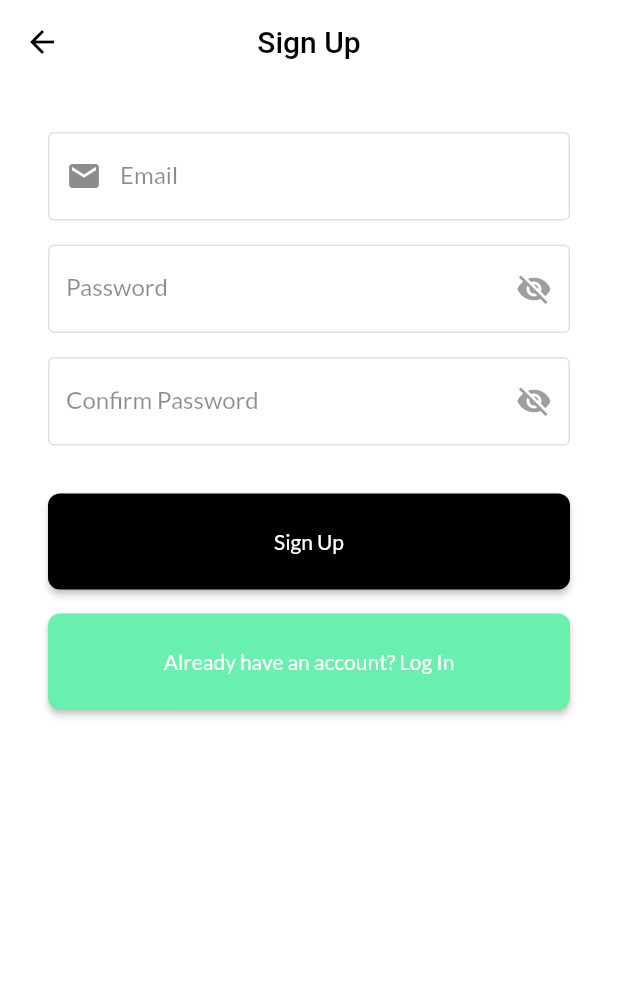
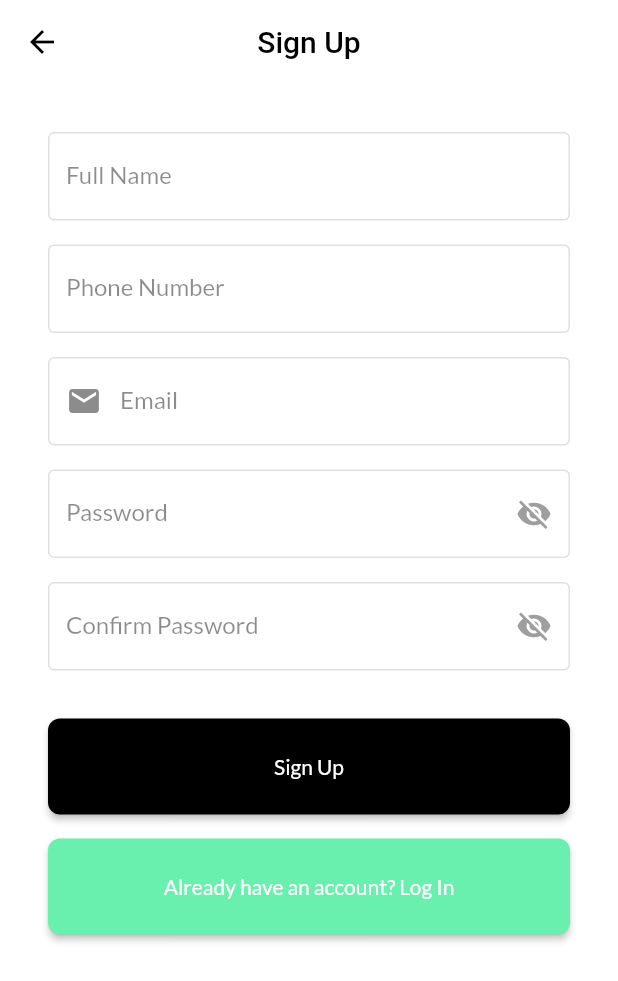
Before and after one commit to kayzkenny/cabify, a Flutter app: the screen it shows after launch, after a tap on an icon or button, on a phone screen of 412 x 824 dp. Shown: the top 981 px of the screen. Run offline on Flutter 3.47's test engine with Material 2 defaults, Android fonts, the phone set to English and light mode, and no system bars; our stand-ins replace cloud_firestore, connectivity, firebase_auth, firebase_core, flutter_riverpod, geolocator and 2 more; missing offline and left inert: flutter_polyline_points, geoflutterfire; accounts and stored records are empty.

Commit message:
refactor login flow
use auth check instead of authwrapper

```diff
--- a/lib/main.dart
+++ b/lib/main.dart
@@ -1,10 +1,12 @@
 import 'package:flutter/material.dart';
 import 'package:cabify/pages/error_page.dart';
-import 'package:cabify/pages/auth_wrapper.dart';
+import 'package:cabify/pages/landing_page.dart';
 import 'package:cabify/pages/loading_page.dart';
 import 'package:cabify/pages/unknown_page.dart';
 import 'package:google_fonts/google_fonts.dart';
+import 'package:cabify/pages/home/home_page.dart';
 import 'package:cabify/providers/app_provider.dart';
+import 'package:cabify/providers/auth_provider.dart';
 import 'package:cabify/pages/search/search_page.dart';
 import 'package:cabify/pages/profile/profile_page.dart';
 import 'package:flutter_riverpod/flutter_riverpod.dart';
@@ -35,7 +37,11 @@ class App extends ConsumerWidget {
         ),
         onGenerateRoute: (settings) {
           if (settings.name == '/') {
-            return MaterialPageRoute(builder: (context) => AuthWrapper());
+            final user = context.read(authServiceProvider).currentUser();
+
+            return MaterialPageRoute(
+              builder: (context) => user != null ? HomePage() : LandingPage(),
+            );
           }
 
           if (settings.name == '/signup') {
--- a/lib/models/user_data_model.dart
+++ b/lib/models/user_data_model.dart
@@ -16,6 +16,7 @@ class UserData {
   /// Convert userData to map such as a firestore document
   Map<String, dynamic> toMap() {
     return {
+      'email': email,
       'username': username,
       'phoneNumber': phoneNumber,
     };
--- a/lib/pages/auth_wrapper.dart
+++ /dev/null
@@ -1,27 +0,0 @@
-import 'package:flutter/material.dart';
-import 'package:cabify/pages/landing_page.dart';
-import 'package:cabify/pages/home/home_page.dart';
-import 'package:cabify/providers/auth_provider.dart';
-import 'package:flutter_riverpod/flutter_riverpod.dart';
-
-class AuthWrapper extends ConsumerWidget {
-  AuthWrapper({Key key}) : super(key: key);
-
-  @override
-  Widget build(BuildContext context, ScopedReader watch) {
-    final authStateStream = watch(authStateProvider);
-    return authStateStream.when(
-      data: (value) => value == null ? LandingPage() : HomePage(),
-      loading: () => Scaffold(
-        body: Center(
-          child: const CircularProgressIndicator(),
-        ),
-      ),
-      error: (error, stack) => Scaffold(
-        body: Center(
-          child: Text('${error.toString()}'),
-        ),
-      ),
-    );
-  }
-}
--- a/lib/pages/authenticate/login_page.dart
+++ b/lib/pages/authenticate/login_page.dart
@@ -39,7 +39,7 @@ class _LoginPageState extends State<LoginPage> {
         setState(() => loading = false);
 
         if (user != null) {
-          Navigator.pushReplacementNamed(context, '/home');
+          Navigator.pushReplacementNamed(context, '/');
         }
       } on FirebaseAuthException catch (e) {
         showErrorDialog(
--- a/lib/pages/authenticate/signup_page.dart
+++ b/lib/pages/authenticate/signup_page.dart
@@ -5,8 +5,10 @@ import 'package:flutter/services.dart';
 import 'package:cabify/shared/constants.dart';
 import 'package:firebase_auth/firebase_auth.dart';
 import 'package:cabify/widgets/error_dialog.dart';
+import 'package:cabify/models/user_data_model.dart';
 import 'package:cabify/providers/auth_provider.dart';
 import 'package:flutter_riverpod/flutter_riverpod.dart';
+import 'package:cabify/providers/database_provider.dart';
 
 class SignUpPage extends StatefulWidget {
   SignUpPage({Key key}) : super(key: key);
@@ -21,6 +23,8 @@ class _SignUpPageState extends State<SignUpPage> {
   final formKey = GlobalKey<FormState>();
   final emailController = TextEditingController();
   final passwordController = TextEditingController();
+  final usernameController = TextEditingController();
+  final phoneNumberController = TextEditingController();
   final confirmPasswordController = TextEditingController();
 
   @override
@@ -33,17 +37,30 @@ class _SignUpPageState extends State<SignUpPage> {
     Future<void> createUserWithEmailAndPassword() async {
       try {
         setState(() => loading = true);
+
         final user = await context
             .read(authServiceProvider)
             .createUserWithEmailAndPassword(
               emailController.text,
               passwordController.text,
             );
-        setState(() => loading = false);
 
         if (user != null) {
-          Navigator.pushReplacementNamed(context, '/home');
+          var currentUserData = UserData(
+            uid: user.uid,
+            email: emailController.text.trim(),
+            username: usernameController.text.trim(),
+            phoneNumber: phoneNumberController.text.trim(),
+          );
+
+          await context
+              .read(databaseProvider)
+              .setUserData(userData: currentUserData);
+
+          Navigator.pushReplacementNamed(context, '/');
         }
+
+        setState(() => loading = false);
       } on FirebaseAuthException catch (e) {
         showErrorDialog(
           context: context,
@@ -93,6 +110,30 @@ class _SignUpPageState extends State<SignUpPage> {
               crossAxisAlignment: CrossAxisAlignment.stretch,
               mainAxisAlignment: MainAxisAlignment.end,
               children: [
+                TextFormField(
+                  decoration: kFormInputDecoration.copyWith(
+                    labelText: 'Full Name',
+                    hintText: 'Full Name',
+                  ),
+                  cursorColor: Colors.black12,
+                  validator: (value) =>
+                      value.isEmpty ? 'Enter your name' : null,
+                  controller: usernameController,
+                  keyboardType: TextInputType.name,
+                ),
+                SizedBox(height: 16.0),
+                TextFormField(
+                  decoration: kFormInputDecoration.copyWith(
+                    labelText: 'Phone Number',
+                    hintText: 'Phone Number',
+                  ),
+                  cursorColor: Colors.black12,
+                  validator: (value) =>
+                      value.isEmpty ? 'Enter your phone number' : null,
+                  controller: phoneNumberController,
+                  keyboardType: TextInputType.phone,
+                ),
+                SizedBox(height: 16.0),
                 TextFormField(
                   decoration: kFormInputDecoration.copyWith(
                     labelText: 'Email',
--- a/lib/pages/home/home_page.dart
+++ b/lib/pages/home/home_page.dart
@@ -1,13 +1,13 @@
 import 'dart:async';
 
-import 'package:cabify/providers/appstate_provider.dart';
-import 'package:cabify/providers/database_provider.dart';
 import 'package:flutter/material.dart';
 import 'package:geolocator/geolocator.dart';
 import 'package:cabify/shared/constants.dart';
 import 'package:cabify/pages/home/search_bar.dart';
 import 'package:cabify/pages/home/home_drawer.dart';
 import 'package:flutter_riverpod/flutter_riverpod.dart';
+import 'package:cabify/providers/appstate_provider.dart';
+import 'package:cabify/providers/database_provider.dart';
 import 'package:cabify/providers/geolocation_provider.dart';
 import 'package:cabify/providers/connectivity_provider.dart';
 import 'package:google_maps_flutter/google_maps_flutter.dart';
--- a/lib/pages/landing_page.dart
+++ b/lib/pages/landing_page.dart
@@ -1,7 +1,7 @@
 import 'package:flutter/material.dart';
 
 class LandingPage extends StatelessWidget {
-  const LandingPage({Key key}) : super(key: key);
+  LandingPage({Key key}) : super(key: key);
 
   @override
   Widget build(BuildContext context) {
```
Also changed, not shown: lib/pages/home/home_drawer.dart (+7 -1 lines), lib/services/firestore_database_service.dart (+12 -0 lines).
